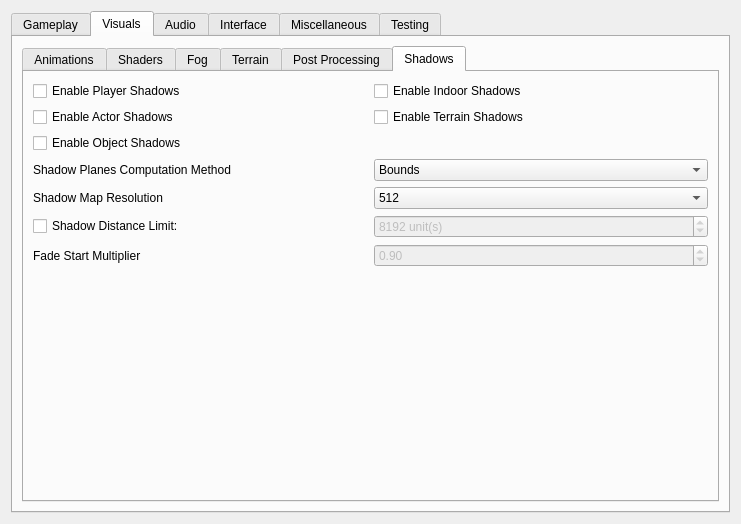
Above: apps/launcher/ui/settingspage.ui from OpenMW/openmw before the change. Below: the same form after it.
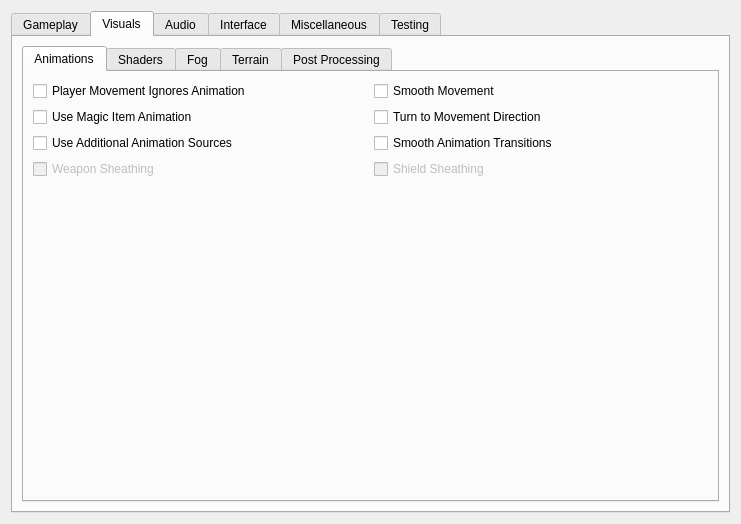
That is the form after the change. The open tabs and pages were chosen to show the change.

Commit message: Remove launcher shadow settings

The edit to the form file:
```diff
--- a/apps/launcher/ui/settingspage.ui
+++ b/apps/launcher/ui/settingspage.ui
@@ -818,210 +818,6 @@
              </item>
             </layout>
            </widget>
-           <widget class="QWidget" name="shadowsTab">
-            <attribute name="title">
-             <string>Shadows</string>
-            </attribute>
-            <layout class="QHBoxLayout" name="horizontalLayout">
-             <item>
-              <layout class="QGridLayout" name="shadowsLayout" columnstretch="0,0">
-               <item row="5" column="1">
-                <widget class="QComboBox" name="shadowComputeSceneBoundsComboBox">
-                 <item>
-                  <property name="text">
-                   <string>Bounds</string>
-                  </property>
-                 </item>
-                 <item>
-                  <property name="text">
-                   <string>Primitives</string>
-                  </property>
-                 </item>
-                 <item>
-                  <property name="text">
-                   <string>None</string>
-                  </property>
-                 </item>
-                </widget>
-               </item>
-               <item row="5" column="0">
-                <widget class="QLabel" name="shadowComputeSceneBoundsLabel">
-                 <property name="toolTip">
-                  <string>&lt;html&gt;&lt;head/&gt;&lt;body&gt;&lt;p&gt;Type of &quot;compute scene bounds&quot; computation method to be used. Bounds (default) for good balance between performance and shadow quality, primitives for better looking shadows or none for no computation.&lt;/p&gt;&lt;/body&gt;&lt;/html&gt;</string>
-                 </property>
-                 <property name="text">
-                  <string>Shadow Planes Computation Method</string>
-                 </property>
-                </widget>
-               </item>
-               <item row="7" column="1">
-                <widget class="QSpinBox" name="shadowDistanceSpinBox">
-                 <property name="enabled">
-                  <bool>false</bool>
-                 </property>
-                 <property name="toolTip">
-                  <string>&lt;html&gt;&lt;head/&gt;&lt;body&gt;&lt;p&gt;64 game units is 1 real life yard or about 0.9 m&lt;/p&gt;&lt;/body&gt;&lt;/html&gt;</string>
-                 </property>
-                 <property name="suffix">
-                  <string> unit(s)</string>
-                 </property>
-                 <property name="minimum">
-                  <number>512</number>
-                 </property>
-                 <property name="maximum">
-                  <number>81920</number>
-                 </property>
-                 <property name="singleStep">
-                  <number>128</number>
-                 </property>
-                 <property name="value">
-                  <number>8192</number>
-                 </property>
-                </widget>
-               </item>
-               <item row="1" column="0">
-                <widget class="QCheckBox" name="actorShadowsCheckBox">
-                 <property name="toolTip">
-                  <string>&lt;html&gt;&lt;head/&gt;&lt;body&gt;&lt;p&gt;Enable shadows for NPCs and creatures besides the player character. May have a minor performance impact.&lt;/p&gt;&lt;/body&gt;&lt;/html&gt;</string>
-                 </property>
-                 <property name="text">
-                  <string>Enable Actor Shadows</string>
-                 </property>
-                </widget>
-               </item>
-               <item row="6" column="1">
-                <widget class="QComboBox" name="shadowResolutionComboBox">
-                 <item>
-                  <property name="text">
-                   <string>512</string>
-                  </property>
-                 </item>
-                 <item>
-                  <property name="text">
-                   <string>1024</string>
-                  </property>
-                 </item>
-                 <item>
-                  <property name="text">
-                   <string>2048</string>
-                  </property>
-                 </item>
-                 <item>
-                  <property name="text">
-                   <string>4096</string>
-                  </property>
-                 </item>
-                </widget>
-               </item>
-               <item row="8" column="0">
-                <widget class="QLabel" name="fadeStartLabel">
-                 <property name="toolTip">
-                  <string>&lt;html&gt;&lt;head/&gt;&lt;body&gt;&lt;p&gt;The fraction of the limit above at which shadows begin to gradually fade away.&lt;/p&gt;&lt;/body&gt;&lt;/html&gt;</string>
-                 </property>
-                 <property name="text">
-                  <string>Fade Start Multiplier</string>
-                 </property>
-                </widget>
-               </item>
-               <item row="0" column="0">
-                <widget class="QCheckBox" name="playerShadowsCheckBox">
-                 <property name="toolTip">
-                  <string>&lt;html&gt;&lt;head/&gt;&lt;body&gt;&lt;p&gt;Enable shadows exclusively for the player character. May have a very minor performance impact.&lt;/p&gt;&lt;/body&gt;&lt;/html&gt;</string>
-                 </property>
-                 <property name="text">
-                  <string>Enable Player Shadows</string>
-                 </property>
-                </widget>
-               </item>
-               <item row="6" column="0">
-                <widget class="QLabel" name="shadowResolutionLabel">
-                 <property name="toolTip">
-                  <string>&lt;html&gt;&lt;head/&gt;&lt;body&gt;&lt;p&gt;The resolution of each individual shadow map. Increasing it significantly improves shadow quality but may have a minor performance impact.&lt;/p&gt;&lt;/body&gt;&lt;/html&gt;</string>
-                 </property>
-                 <property name="text">
-                  <string>Shadow Map Resolution</string>
-                 </property>
-                </widget>
-               </item>
-               <item row="7" column="0">
-                <widget class="QCheckBox" name="shadowDistanceCheckBox">
-                 <property name="toolTip">
-                  <string>&lt;html&gt;&lt;head/&gt;&lt;body&gt;&lt;p&gt;The distance from the camera at which shadows completely disappear.&lt;/p&gt;&lt;/body&gt;&lt;/html&gt;</string>
-                 </property>
-                 <property name="text">
-                  <string>Shadow Distance Limit:</string>
-                 </property>
-                </widget>
-               </item>
-               <item row="2" column="0">
-                <widget class="QCheckBox" name="objectShadowsCheckBox">
-                 <property name="toolTip">
-                  <string>&lt;html&gt;&lt;head/&gt;&lt;body&gt;&lt;p&gt;Enable shadows for primarily inanimate objects. May have a significant performance impact.&lt;/p&gt;&lt;/body&gt;&lt;/html&gt;</string>
-                 </property>
-                 <property name="text">
-                  <string>Enable Object Shadows</string>
-                 </property>
-                </widget>
-               </item>
-               <item row="8" column="1">
-                <widget class="QDoubleSpinBox" name="fadeStartSpinBox">
-                 <property name="enabled">
-                  <bool>false</bool>
-                 </property>
-                 <property name="decimals">
-                  <number>2</number>
-                 </property>
-                 <property name="minimum">
-                  <double>0.000000000000000</double>
-                 </property>
-                 <property name="maximum">
-                  <double>1.000000000000000</double>
-                 </property>
-                 <property name="singleStep">
-                  <double>0.010000000000000</double>
-                 </property>
-                 <property name="value">
-                  <double>0.900000000000000</double>
-                 </property>
-                </widget>
-               </item>
-               <item row="9" column="1">
-                <spacer name="verticalSpacer_8">
-                 <property name="orientation">
-                  <enum>Qt::Vertical</enum>
-                 </property>
-                 <property name="sizeHint" stdset="0">
-                  <size>
-                   <width>20</width>
-                   <height>40</height>
-                  </size>
-                 </property>
-                </spacer>
-               </item>
-               <item row="0" column="1">
-                <widget class="QCheckBox" name="indoorShadowsCheckBox">
-                 <property name="toolTip">
-                  <string>&lt;html&gt;&lt;head/&gt;&lt;body&gt;&lt;p&gt;Due to limitations with Morrowind's data, only actors can cast shadows indoors, which some might feel is distracting.&lt;/p&gt;&lt;p&gt;Has no effect if actor/player shadows are not enabled.&lt;/p&gt;&lt;/body&gt;&lt;/html&gt;</string>
-                 </property>
-                 <property name="text">
-                  <string>Enable Indoor Shadows</string>
-                 </property>
-                </widget>
-               </item>
-               <item row="1" column="1">
-                <widget class="QCheckBox" name="terrainShadowsCheckBox">
-                 <property name="toolTip">
-                  <string>&lt;html&gt;&lt;head/&gt;&lt;body&gt;&lt;p&gt;Enable shadows for the terrain including distant terrain. May have a significant performance and shadow quality impact.&lt;/p&gt;&lt;/body&gt;&lt;/html&gt;</string>
-                 </property>
-                 <property name="text">
-                  <string>Enable Terrain Shadows</string>
-                 </property>
-                </widget>
-               </item>
-              </layout>
-             </item>
-            </layout>
-           </widget>
           </widget>
          </item>
         </layout>
```
The commit also changes 10 other files.
